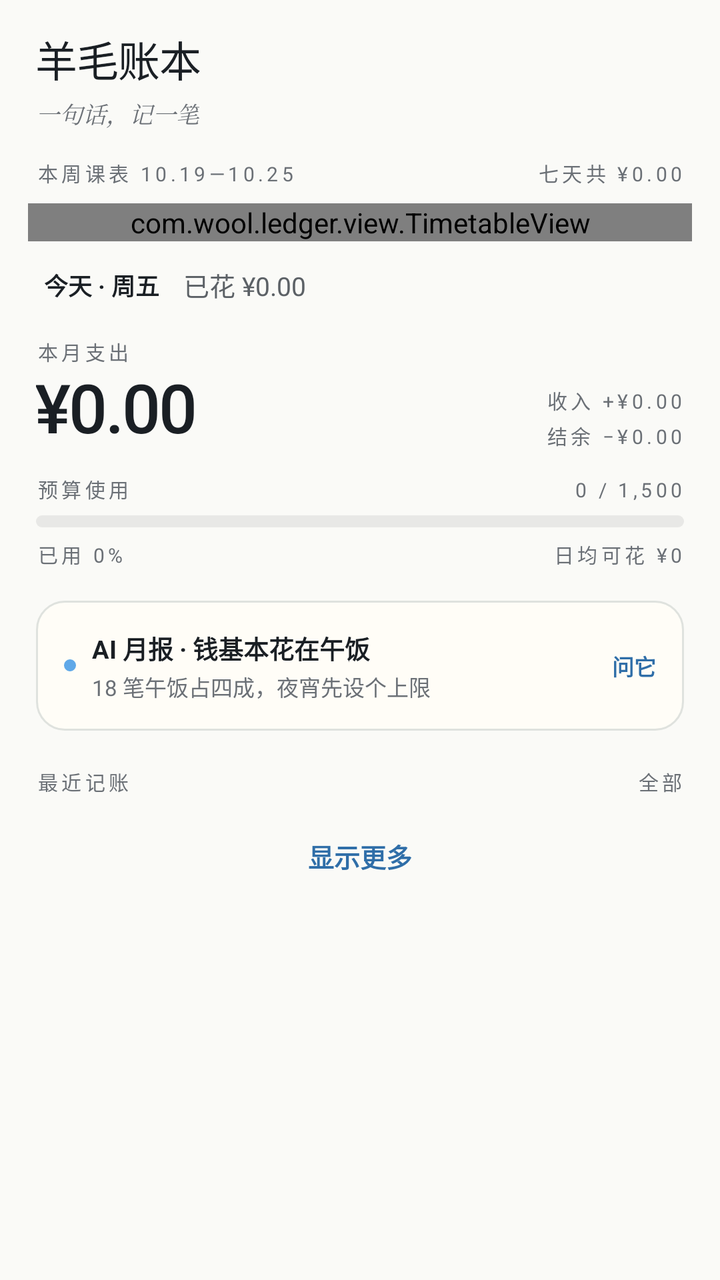
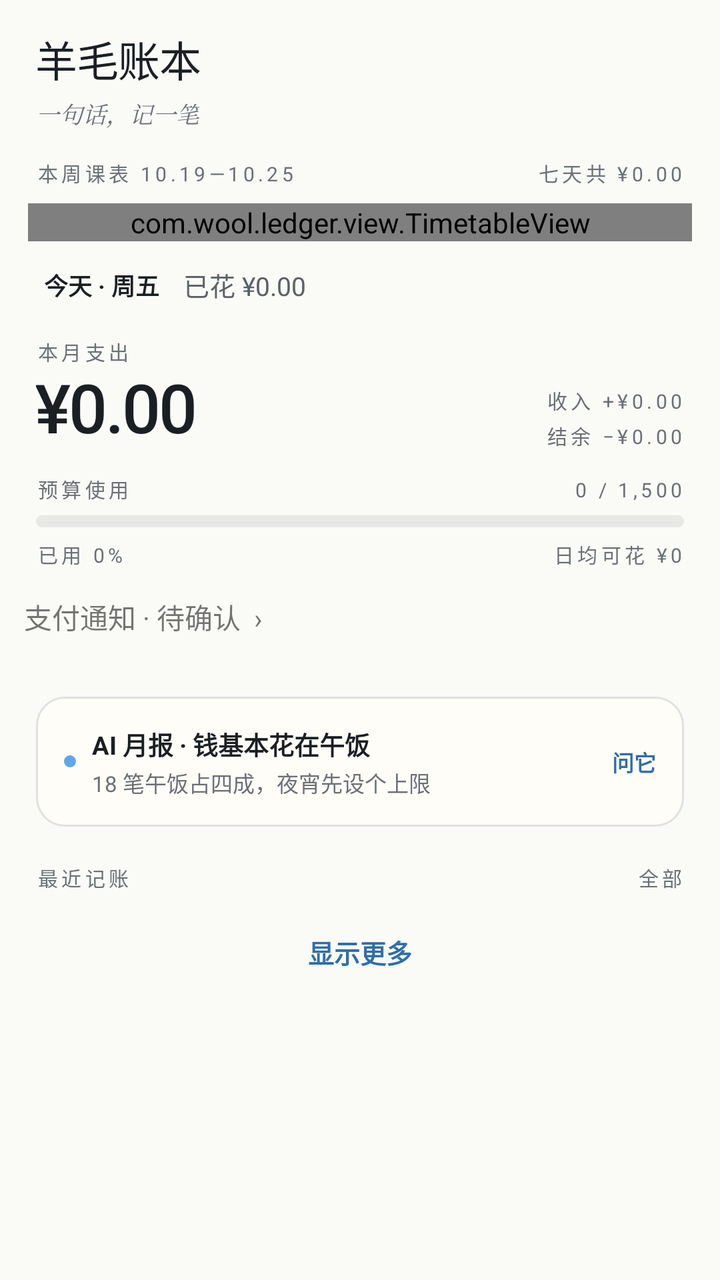

Compare the two renders of this Android layout. The source of the first and the diff that turns it into the second are given below.
<!-- AndroidManifest.xml: application theme Theme.Wool -->
<!-- res/layout/fragment_home.xml -->
<?xml version="1.0" encoding="utf-8"?>
<androidx.core.widget.NestedScrollView
    xmlns:android="http://schemas.android.com/apk/res/android"
    android:layout_width="match_parent"
    android:layout_height="match_parent"
    android:background="@color/paper"
    android:fillViewport="true"
    android:overScrollMode="never"
    android:scrollbars="none">

    <LinearLayout
        android:layout_width="match_parent"
        android:layout_height="wrap_content"
        android:orientation="vertical"
        android:paddingBottom="96dp">

    
    <LinearLayout
        android:layout_width="match_parent"
        android:layout_height="wrap_content"
        android:layout_marginStart="18dp"
        android:layout_marginTop="14dp"
        android:layout_marginEnd="18dp"
        android:orientation="vertical">

        <TextView
            android:id="@+id/brand_title"
            style="@style/Text.Title"
            android:layout_width="wrap_content"
            android:layout_height="wrap_content"
            android:text="@string/app_name" />

        <TextView
            android:id="@+id/brand_sub"
            style="@style/Text.Sub"
            android:layout_width="wrap_content"
            android:layout_height="wrap_content"
            android:layout_marginTop="4dp"
            android:text="@string/slogan" />
    </LinearLayout>

    
    <LinearLayout
        android:layout_width="match_parent"
        android:layout_height="wrap_content"
        android:layout_marginStart="18dp"
        android:layout_marginTop="14dp"
        android:layout_marginEnd="18dp"
        android:orientation="horizontal">

        <TextView
            android:id="@+id/week_range"
            style="@style/Text.Label"
            android:layout_width="0dp"
            android:layout_height="wrap_content"
            android:layout_weight="1"
            android:text="本周课表 10.19—10.25" />

        <TextView
            android:id="@+id/week_total"
            style="@style/Text.Label"
            android:layout_width="wrap_content"
            android:layout_height="wrap_content"
            android:text="七天共 ¥0.00" />
    </LinearLayout>

    
    <com.wool.ledger.view.TimetableView
        android:id="@+id/timetable"
        android:layout_width="match_parent"
        android:layout_height="wrap_content"
        android:layout_marginStart="14dp"
        android:layout_marginTop="8dp"
        android:layout_marginEnd="14dp" />

    
    <LinearLayout
        android:layout_width="match_parent"
        android:layout_height="wrap_content"
        android:layout_marginStart="18dp"
        android:layout_marginTop="12dp"
        android:layout_marginEnd="18dp"
        android:gravity="center_vertical"
        android:orientation="horizontal">

        <TextView
            android:id="@+id/today_tag"
            android:layout_width="wrap_content"
            android:layout_height="wrap_content"
            android:paddingStart="4dp"
            android:paddingTop="1dp"
            android:paddingEnd="4dp"
            android:paddingBottom="1dp"
            android:text="今天 · 周五"
            android:textColor="@color/ink"
            android:textSize="12sp"
            android:textStyle="bold" />

        <TextView
            android:id="@+id/today_spent"
            style="@style/Text.Second"
            android:layout_width="wrap_content"
            android:layout_height="wrap_content"
            android:layout_marginStart="8dp"
            android:text="已花 ¥0.00" />
    </LinearLayout>

    
    <LinearLayout
        android:layout_width="match_parent"
        android:layout_height="wrap_content"
        android:layout_marginStart="18dp"
        android:layout_marginTop="16dp"
        android:layout_marginEnd="18dp"
        android:gravity="bottom"
        android:orientation="horizontal">

        <LinearLayout
            android:id="@+id/month_block"
            android:layout_width="0dp"
            android:layout_height="wrap_content"
            android:layout_weight="1"
            android:clickable="true"
            android:focusable="true"
            android:orientation="vertical">

            <TextView
                style="@style/Text.Label"
                android:layout_width="wrap_content"
                android:layout_height="wrap_content"
                android:text="@string/label_month_expense" />

            <TextView
                android:id="@+id/month_expense"
                style="@style/Text.BigNum"
                android:layout_width="wrap_content"
                android:layout_height="wrap_content"
                android:layout_marginTop="2dp"
                android:text="¥0.00" />
        </LinearLayout>

        <LinearLayout
            android:layout_width="wrap_content"
            android:layout_height="wrap_content"
            android:gravity="end"
            android:orientation="vertical">

            <TextView
                android:id="@+id/month_income"
                style="@style/Text.Label"
                android:layout_width="wrap_content"
                android:layout_height="wrap_content"
                android:text="收入 +¥0.00" />

            <TextView
                android:id="@+id/month_left"
                style="@style/Text.Label"
                android:layout_width="wrap_content"
                android:layout_height="wrap_content"
                android:layout_marginTop="3dp"
                android:text="结余 −¥0.00" />
        </LinearLayout>
    </LinearLayout>

    <LinearLayout
        android:layout_width="match_parent"
        android:layout_height="wrap_content"
        android:layout_marginStart="18dp"
        android:layout_marginTop="12dp"
        android:layout_marginEnd="18dp"
        android:orientation="horizontal">

        <TextView
            style="@style/Text.Label"
            android:layout_width="0dp"
            android:layout_height="wrap_content"
            android:layout_weight="1"
            android:text="@string/label_budget" />

        <TextView
            android:id="@+id/budget_text"
            style="@style/Text.Label"
            android:layout_width="wrap_content"
            android:layout_height="wrap_content"
            android:text="0 / 1,500" />
    </LinearLayout>

    <ProgressBar
        android:id="@+id/budget_bar"
        style="?android:attr/progressBarStyleHorizontal"
        android:layout_width="match_parent"
        android:layout_height="6dp"
        android:layout_marginStart="18dp"
        android:layout_marginTop="6dp"
        android:layout_marginEnd="18dp"
        android:max="100"
        android:progress="0"
        android:progressDrawable="@drawable/bg_progress" />

    <LinearLayout
        android:layout_width="match_parent"
        android:layout_height="wrap_content"
        android:layout_marginStart="18dp"
        android:layout_marginTop="6dp"
        android:layout_marginEnd="18dp"
        android:orientation="horizontal">

        <TextView
            android:id="@+id/budget_used"
            style="@style/Text.Label"
            android:layout_width="0dp"
            android:layout_height="wrap_content"
            android:layout_weight="1"
            android:text="已用 0%" />

        <TextView
            android:id="@+id/budget_daily"
            style="@style/Text.Label"
            android:layout_width="wrap_content"
            android:layout_height="wrap_content"
            android:text="日均可花 ¥0" />
    </LinearLayout>

    
    <LinearLayout
        android:id="@+id/ai_row"
        android:layout_width="match_parent"
        android:layout_height="wrap_content"
        android:layout_marginStart="18dp"
        android:layout_marginTop="16dp"
        android:layout_marginEnd="18dp"
        android:background="@drawable/bg_card"
        android:clickable="true"
        android:focusable="true"
        android:gravity="center_vertical"
        android:orientation="horizontal"
        android:padding="14dp">

        <View
            android:layout_width="6dp"
            android:layout_height="6dp"
            android:background="@drawable/bg_dot_blue" />

        <LinearLayout
            android:layout_width="0dp"
            android:layout_height="wrap_content"
            android:layout_marginStart="8dp"
            android:layout_weight="1"
            android:orientation="vertical">

            <TextView
                android:layout_width="wrap_content"
                android:layout_height="wrap_content"
                android:text="AI 月报 · 钱基本花在午饭"
                android:textColor="@color/ink"
                android:textSize="12.5sp"
                android:textStyle="bold" />

            <TextView
                android:id="@+id/ai_sub"
                android:layout_width="wrap_content"
                android:layout_height="wrap_content"
                android:layout_marginTop="2dp"
                android:text="18 笔午饭占四成，夜宵先设个上限"
                android:textColor="@color/ink3"
                android:textSize="11sp" />
        </LinearLayout>

        <TextView
            android:layout_width="wrap_content"
            android:layout_height="wrap_content"
            android:text="问它"
            android:textColor="@color/blue_deep"
            android:textSize="11sp"
            android:textStyle="bold" />
    </LinearLayout>

    
    <LinearLayout
        android:layout_width="match_parent"
        android:layout_height="wrap_content"
        android:layout_marginStart="18dp"
        android:layout_marginTop="18dp"
        android:layout_marginEnd="18dp"
        android:layout_marginBottom="4dp"
        android:orientation="horizontal">

        <TextView
            style="@style/Text.Label"
            android:layout_width="0dp"
            android:layout_height="wrap_content"
            android:layout_weight="1"
            android:text="@string/label_recent" />

        <TextView
            android:id="@+id/see_all"
            style="@style/Text.Label"
            android:layout_width="wrap_content"
            android:layout_height="wrap_content"
            android:text="@string/label_all" />
    </LinearLayout>

    <androidx.recyclerview.widget.RecyclerView
        android:id="@+id/home_list"
        android:layout_width="match_parent"
        android:layout_height="wrap_content"
        android:layout_marginStart="18dp"
        android:layout_marginEnd="18dp"
        android:nestedScrollingEnabled="false"
        android:overScrollMode="never"
        android:scrollbars="none" />

    <TextView
        android:id="@+id/home_more"
        android:layout_width="match_parent"
        android:layout_height="48dp"
        android:layout_marginStart="18dp"
        android:layout_marginTop="2dp"
        android:layout_marginEnd="18dp"
        android:gravity="center"
        android:text="@string/label_show_more"
        android:textColor="@color/blue_deep"
        android:textSize="13sp"
        android:textStyle="bold" />
</LinearLayout>
</androidx.core.widget.NestedScrollView>
<!-- resources referenced by this layout -->
<resources>
  <color name="blue_deep">#2F6EA8</color>
  <color name="ink">#1A1F24</color>
  <color name="ink3">#6B7076</color>
  <color name="paper">#FAFAF7</color>
  <!-- drawable bg_card (drawable) -->
  <?xml version="1.0" encoding="utf-8"?>
  <shape xmlns:android="http://schemas.android.com/apk/res/android">
      <solid android:color="@color/paper_card" />
      <corners android:radius="@dimen/card_radius" />
      <stroke android:width="1dp" android:color="@color/line" />
  </shape>
  <!-- drawable bg_dot_blue (drawable) -->
  <?xml version="1.0" encoding="utf-8"?>
  <shape xmlns:android="http://schemas.android.com/apk/res/android" android:shape="oval">
      <solid android:color="@color/blue2" />
  </shape>
  <!-- drawable bg_progress (drawable) -->
  <?xml version="1.0" encoding="utf-8"?>
  <layer-list xmlns:android="http://schemas.android.com/apk/res/android">
      <item android:id="@android:id/background">
          <shape>
              <solid android:color="#141A1F24" />
              <corners android:radius="99dp" />
          </shape>
      </item>
      <item android:id="@android:id/progress">
          <clip>
              <shape>
                  <solid android:color="@color/blue" />
                  <corners android:radius="99dp" />
              </shape>
          </clip>
      </item>
  </layer-list>
  <string name="app_name">羊毛账本</string>
  <string name="label_all">全部</string>
  <string name="label_budget">预算使用</string>
  <string name="label_month_expense">本月支出</string>
  <string name="label_recent">最近记账</string>
  <string name="label_show_more">显示更多</string>
  <string name="slogan">一句话，记一笔</string>
  <style name="Text.BigNum" parent="">
          <item name="android:textSize">34sp</item>
          <item name="android:textColor">@color/ink</item>
          <item name="android:fontFamily">sans-serif-medium</item>
          <item name="android:letterSpacing">-0.03</item>
          <item name="android:includeFontPadding">false</item>
      </style>
  <style name="Text.Label" parent="">
          <item name="android:textSize">10sp</item>
          <item name="android:textColor">@color/ink3</item>
          <item name="android:letterSpacing">0.18</item>
          <item name="android:includeFontPadding">false</item>
      </style>
  <style name="Text.Second" parent="">
          <item name="android:textSize">13sp</item>
          <item name="android:textColor">@color/ink2</item>
          <item name="android:includeFontPadding">false</item>
      </style>
  <style name="Text.Sub" parent="">
          <item name="android:textSize">11.5sp</item>
          <item name="android:textColor">@color/ink3</item>
          <item name="android:fontFamily">serif</item>
          <item name="android:textStyle">italic</item>
          <item name="android:includeFontPadding">false</item>
      </style>
  <style name="Text.Title" parent="">
          <item name="android:textSize">21sp</item>
          <item name="android:textColor">@color/ink</item>
          <item name="android:fontFamily">sans-serif-medium</item>
          <item name="android:includeFontPadding">false</item>
          <item name="android:letterSpacing">-0.02</item>
      </style>
  <color name="paper_card">#FFFDF7</color>
  <dimen name="card_radius">14dp</dimen>
  <color name="line">#DFE2DE</color>
  <color name="blue2">#5FA8E8</color>
  <color name="blue">#90C8F8</color>
  <color name="ink2">#5C6166</color>
  <style name="WoolWindowAnimation" parent="@android:style/Animation.Activity">
          <item name="android:activityOpenEnterAnimation">@android:anim/fade_in</item>
          <item name="android:activityOpenExitAnimation">@android:anim/fade_out</item>
          <item name="android:activityCloseEnterAnimation">@android:anim/fade_in</item>
          <item name="android:activityCloseExitAnimation">@android:anim/fade_out</item>
      </style>
  <style name="WoolTextBase" parent="android:Widget.TextView">
          <item name="android:fontFamily">sans-serif</item>
      </style>
  <!-- unchanged entries left out for length: 1 -->
</resources>

<!-- the commit's change to res/layout/fragment_home.xml (unified diff, before → after) -->
@@ -221,6 +221,16 @@
             android:text="日均可花 ¥0" />
     </LinearLayout>
 
+    <TextView
+        android:id="@+id/payment_inbox_home"
+        android:layout_width="match_parent"
+        android:layout_height="wrap_content"
+        android:minHeight="48dp"
+        android:gravity="center_vertical"
+        android:text="支付通知 · 待确认  ›"
+        android:textSize="14sp"
+        android:padding="12dp" />
+
     
     <LinearLayout
         android:id="@+id/ai_row"
